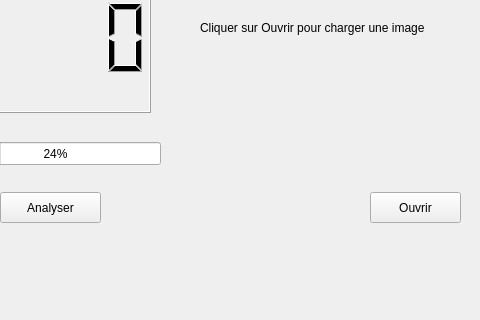
This is BotPanelReader/mainwindow.ui in paulcpro/PanneauxAI as Qt 5 draws it before an edit; both pictures show x 160 to 640 and y 175 to 495 of the 779 by 495 pixel window. The edited form follows.
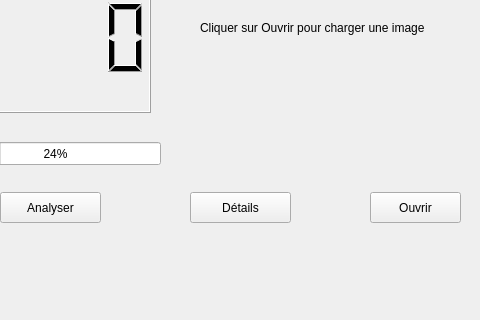
This is the edited form.

```diff
--- a/BotPanelReader/mainwindow.ui
+++ b/BotPanelReader/mainwindow.ui
@@ -86,6 +86,19 @@
      <string>Ouvrir</string>
     </property>
    </widget>
+   <widget class="QPushButton" name="pushButton_3">
+    <property name="geometry">
+     <rect>
+      <x>350</x>
+      <y>350</y>
+      <width>101</width>
+      <height>31</height>
+     </rect>
+    </property>
+    <property name="text">
+     <string>Détails</string>
+    </property>
+   </widget>
   </widget>
   <widget class="QMenuBar" name="menuBar">
    <property name="geometry">
```
